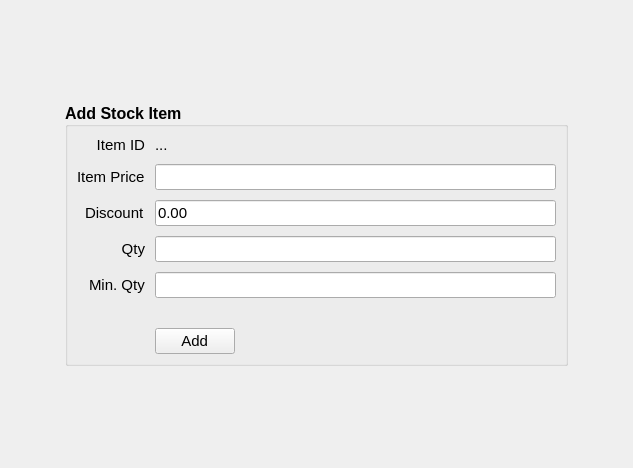
This is estorecpp/addstockitem.ui in Watti/estorecpp as Qt 5 draws it before an edit. The edited form follows.
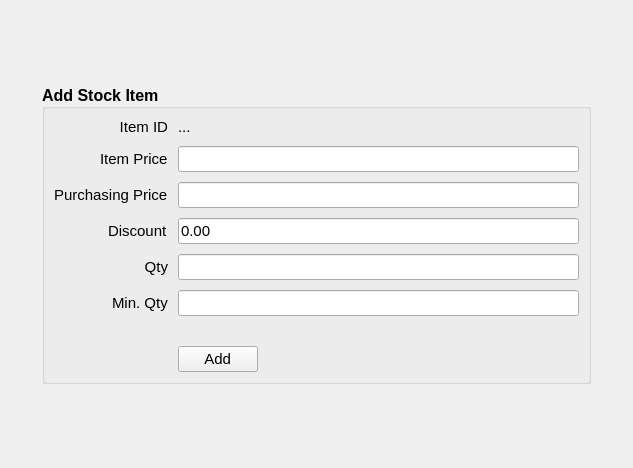
This is the edited form.

Commit message: purchasing price field added

What changed in the file:
```diff
--- a/estorecpp/addstockitem.ui
+++ b/estorecpp/addstockitem.ui
@@ -90,7 +90,7 @@
         </property>
        </widget>
       </item>
-      <item row="3" column="0">
+      <item row="4" column="0">
        <widget class="QLabel" name="label_4">
         <property name="sizePolicy">
          <sizepolicy hsizetype="Maximum" vsizetype="Expanding">
@@ -125,7 +125,7 @@
         </property>
        </widget>
       </item>
-      <item row="3" column="1">
+      <item row="4" column="1">
        <widget class="QLineEdit" name="qty">
         <property name="font">
          <font>
@@ -136,7 +136,7 @@
         </property>
        </widget>
       </item>
-      <item row="4" column="0">
+      <item row="5" column="0">
        <widget class="QLabel" name="label_5">
         <property name="font">
          <font>
@@ -150,7 +150,7 @@
         </property>
        </widget>
       </item>
-      <item row="4" column="1">
+      <item row="5" column="1">
        <widget class="QLineEdit" name="minQty">
         <property name="font">
          <font>
@@ -161,7 +161,7 @@
         </property>
        </widget>
       </item>
-      <item row="7" column="0">
+      <item row="8" column="0">
        <spacer name="verticalSpacer">
         <property name="orientation">
          <enum>Qt::Vertical</enum>
@@ -177,7 +177,7 @@
         </property>
        </spacer>
       </item>
-      <item row="7" column="1">
+      <item row="8" column="1">
        <spacer name="verticalSpacer_2">
         <property name="orientation">
          <enum>Qt::Vertical</enum>
@@ -193,7 +193,7 @@
         </property>
        </spacer>
       </item>
-      <item row="8" column="0">
+      <item row="9" column="0">
        <spacer name="horizontalSpacer_3">
         <property name="orientation">
          <enum>Qt::Horizontal</enum>
@@ -206,7 +206,7 @@
         </property>
        </spacer>
       </item>
-      <item row="8" column="1">
+      <item row="9" column="1">
        <layout class="QHBoxLayout" name="horizontalLayout_2">
         <item>
          <widget class="QPushButton" name="addItemButton">
@@ -248,7 +248,7 @@
         </property>
        </widget>
       </item>
-      <item row="2" column="0">
+      <item row="3" column="0">
        <widget class="QLabel" name="label">
         <property name="font">
          <font>
@@ -262,7 +262,7 @@
         </property>
        </widget>
       </item>
-      <item row="2" column="1">
+      <item row="3" column="1">
        <widget class="QLineEdit" name="discount">
         <property name="font">
          <font>
@@ -276,6 +276,31 @@
         </property>
        </widget>
       </item>
+      <item row="2" column="0">
+       <widget class="QLabel" name="label_6">
+        <property name="font">
+         <font>
+          <pointsize>11</pointsize>
+          <weight>50</weight>
+          <bold>false</bold>
+         </font>
+        </property>
+        <property name="text">
+         <string>Purchasing Price</string>
+        </property>
+       </widget>
+      </item>
+      <item row="2" column="1">
+       <widget class="QLineEdit" name="purchasingPrice">
+        <property name="font">
+         <font>
+          <pointsize>11</pointsize>
+          <weight>50</weight>
+          <bold>false</bold>
+         </font>
+        </property>
+       </widget>
+      </item>
      </layout>
     </widget>
    </item>
```
